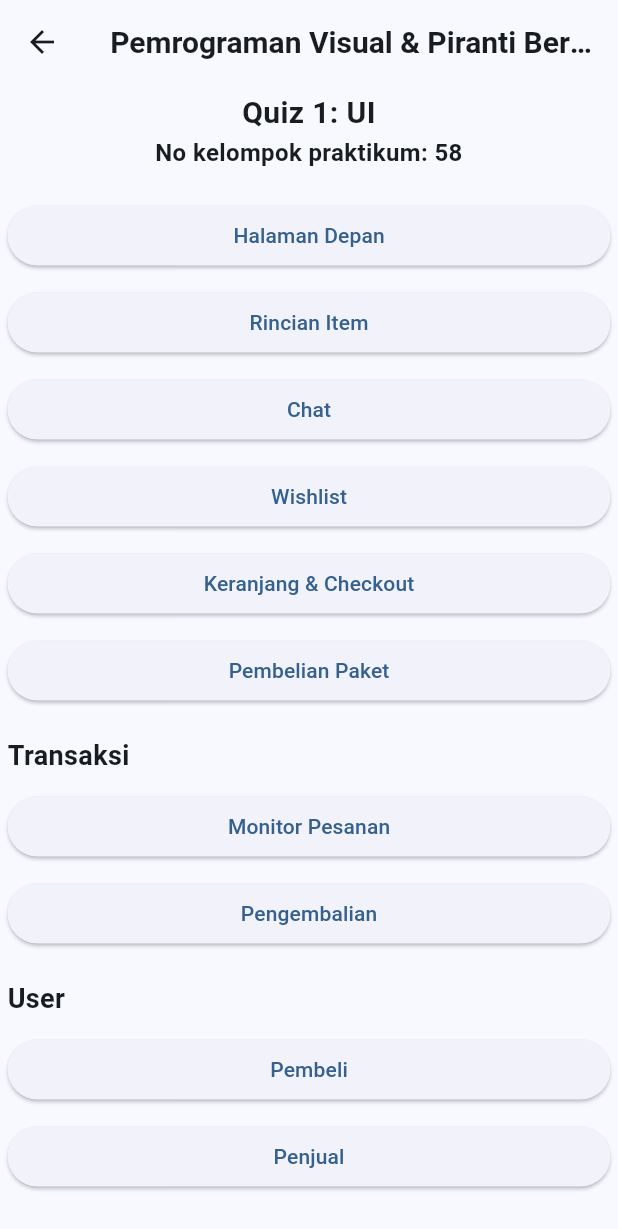
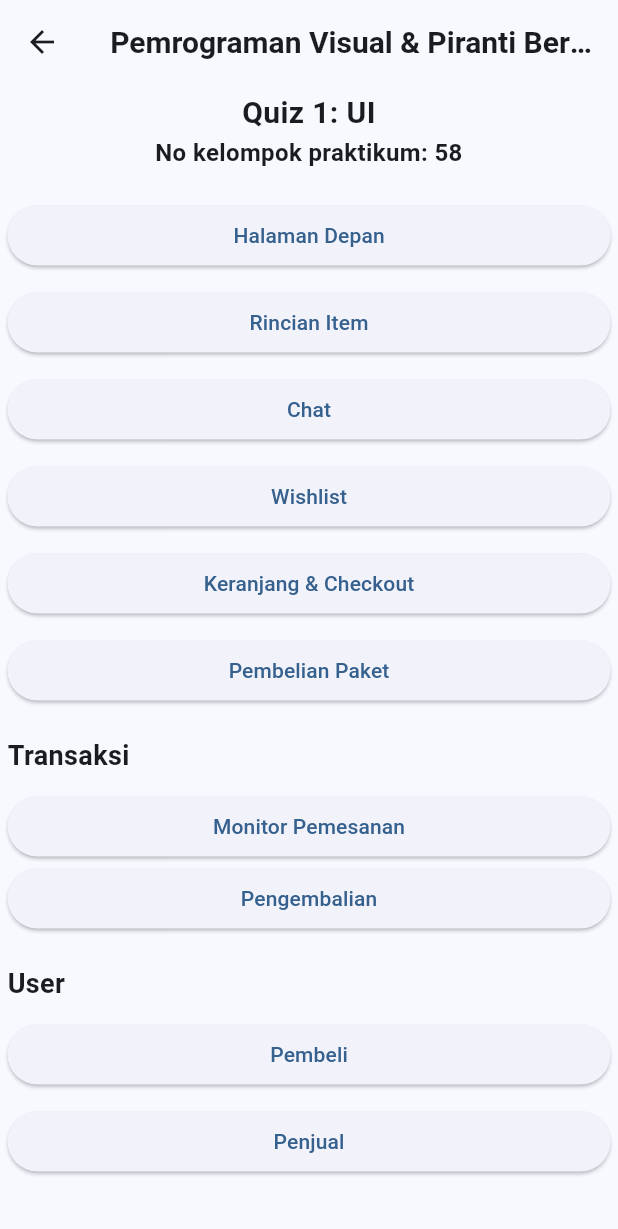
Before and after one commit to elsanrj/Provis-Kuis-UI, a Flutter app: the MainPage screen opened directly, after a tap on "Pengembalian", on a phone screen of 412 x 824 dp. Shown: the top 1229 px of the screen. Run offline on Flutter 3.47's test engine with Material 3 defaults, Android fonts, the phone set to English and light mode, and no system bars.

Commit message:
Update Main.dart

```diff
--- a/lib/Main.dart
+++ b/lib/Main.dart
@@ -1,7 +1,9 @@
-import 'Package:flutter/material.dart';
+import 'package:flutter/material.dart';
 import 'HomePage.dart';
 import 'DetailPage.dart';
 import 'ChatBooking.dart';
+import 'ReturnPage.dart';
+import 'StatusPage.dart';
 
 void main() {
   runApp(MyApp());
@@ -19,6 +21,8 @@ class MyApp extends StatelessWidget {
         '/home': (context) => HomePage(),
         '/detail': (context) => DetailPage(),
         '/chat': (context) => ChatBooking(),
+        '/transaksi': (context) => TransaksiPage(),
+        '/return': (context) => ReturnPage(),
       },
     );
   }
@@ -82,9 +86,18 @@ class MainPage extends StatelessWidget {
               SizedBox(height: 20),
               Text('Transaksi', style: TextStyle(fontSize: 18, fontWeight: FontWeight.bold)),
               SizedBox(height: 10),
-              ElevatedButton(onPressed: () {}, child: Text('Monitor Pesanan')),
-              SizedBox(height: 10),
-              ElevatedButton(onPressed: () {}, child: Text('Pengembalian')),
+              ElevatedButton(
+                onPressed: () {
+                  Navigator.pushNamed(context, '/transaksi');
+                },
+                child: Text('Monitor Pemesanan'),
+              ),
+              ElevatedButton(
+                onPressed: () {
+                  Navigator.pushNamed(context, '/return');
+                },
+                child: Text('Pengembalian'),
+              ),
               SizedBox(height: 20),
               Text('User', style: TextStyle(fontSize: 18, fontWeight: FontWeight.bold)),
               SizedBox(height: 10),
```
